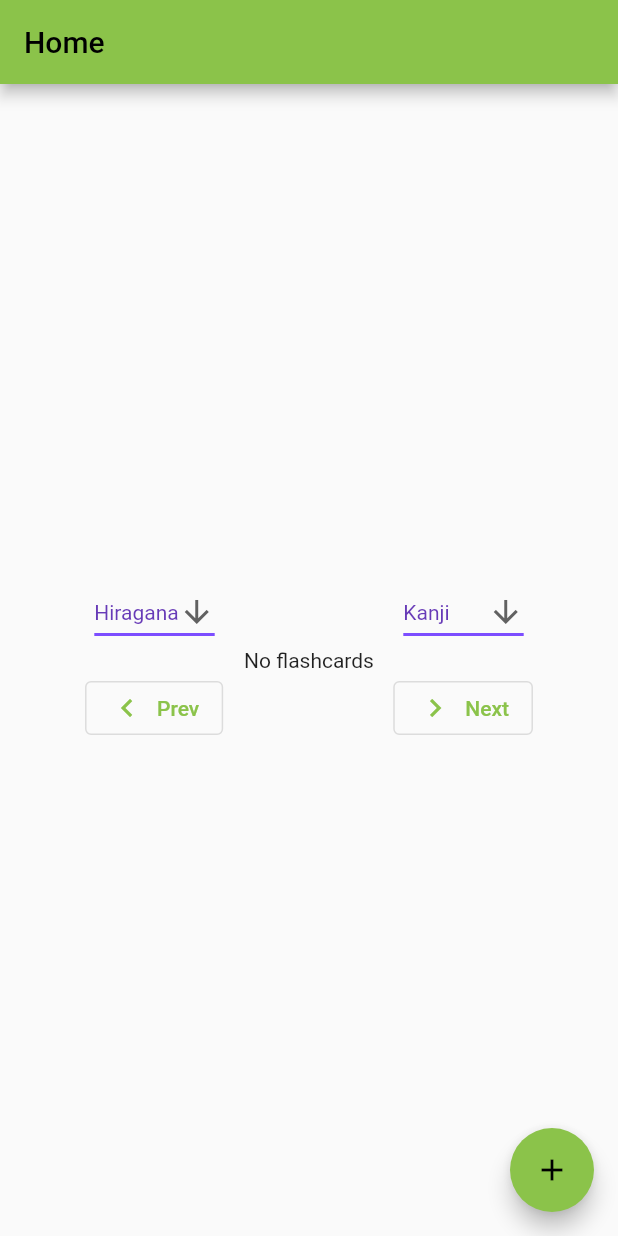
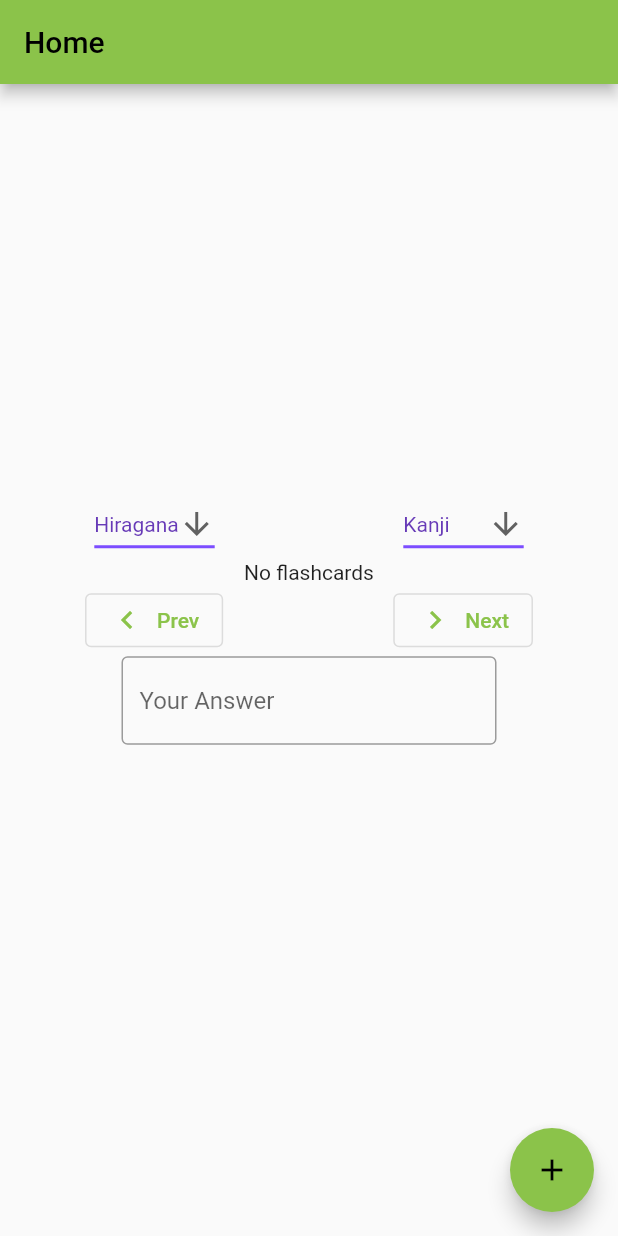
Before and after one commit to szelongq/eflashcard, a Flutter app: the screen it shows after launch, on a phone screen of 412 x 824 dp. Run offline on Flutter 3.47's test engine with Material 2 defaults, Android fonts, the light colour scheme and no system bars; our stand-ins replace cloud_firestore, firebase_core, flip_card; accounts and stored records are empty; generated files the repository leaves out were written again; statements that could not run were skipped.

Commit message:
Implement self-test functionality (#4)
* Set up firebase

* Add text input and validation

* Squashed commit of the following:

commit 9993428e05606fe476e0e7c9a3ba38b9e7bfbba7
Merge: 24b388f 346cc2d
Author: szelongq <72333104+szelongq@users.noreply.github.com>
Date:   Sat Jan 8 03:03:28 2022 +0800

    Merge pull request #3 from szelongq/gabriel/switch-writing-system

    Implement Writing System switching feature for Japanese language

commit 346cc2d8254b87038b99feb0a6883f7dff35fb9c
Author: Gabriel <77230723+gycgabriel@users.noreply.github.com>
Date:   Sat Jan 8 02:51:45 2022 +0800

    Switching made responsive

commit 27cdd9d4485fd2e2a6ea86a836d5b0827d599ae1
Author: Gabriel <77230723+gycgabriel@users.noreply.github.com>
Date:   Sat Jan 8 02:46:29 2022 +0800

    Add change writing system feature

commit 425569b267653b0895e104f33b52103aabdd59ed
Author: Gabriel <77230723+gycgabriel@users.noreply.github.com>
Date:   Sat Jan 8 01:48:14 2022 +0800

    Fix dropdown

commit 656e4aa91828643326ccbd6642a8fd29f7625a7f
Author: Gabriel <77230723+gycgabriel@users.noreply.github.com>
Date:   Sat Jan 8 00:50:35 2022 +0800

    Create dropdown

* Update self-test functionality

* Edit comment

* Delete firebase_options.dart

Co-authored-by: Gabriel <77230723+gycgabriel@users.noreply.github.com>

```diff
--- /dev/null
+++ b/lib/flashcard_test.dart
@@ -0,0 +1,81 @@
+import 'package:flutter/material.dart';
+
+class FlashcardTest extends StatefulWidget {
+  String answer = "";
+
+  FlashcardTest({Key? key}) : super(key: key);
+
+  @override
+  State<FlashcardTest> createState() => _FlashcardTestState();
+}
+
+class _FlashcardTestState extends State<FlashcardTest> {
+  String result = "";
+  Color resultColor = Colors.green;
+
+  late TextEditingController _controller;
+
+  @override
+  void initState() {
+    super.initState();
+    _controller = TextEditingController();
+  }
+
+  @override
+  void dispose() {
+    _controller.dispose();
+    super.dispose();
+  }
+
+  @override
+  Widget build(BuildContext context) {
+    return Column(mainAxisAlignment: MainAxisAlignment.spaceBetween, children: [
+      SizedBox(
+        width: 250,
+        child: TextField(
+          controller: _controller,
+          onSubmitted: (String input) async {
+            checkAnswer(input);
+          },
+          decoration: const InputDecoration(
+            border: OutlineInputBorder(),
+            hintText: 'Your Answer',
+          ),
+        ),
+      ),
+      Padding(
+        padding: const EdgeInsets.all(15.0),
+        child: Text(
+          result,
+          style: TextStyle(
+            color: resultColor,
+            fontSize: 24.0,
+          ),
+        ),
+      ),
+    ]);
+  }
+
+  // Runs whenever input is submitted from the TextField
+  void checkAnswer(String input) {
+    print("Entered: " + input + " Answer: " + widget.answer);
+    if (input == widget.answer) {
+      setState(() {
+        result = "Correct!";
+        resultColor = Colors.green;
+      });
+    } else {
+      setState(() {
+        result = "Incorrect, try again.";
+        resultColor = Colors.red;
+      });
+    }
+  }
+
+  void resetAnswer() {
+    setState(() {
+      _controller.clear();
+      result = "";
+    });
+  }
+}
--- a/lib/main.dart
+++ b/lib/main.dart
@@ -1,6 +1,7 @@
 import 'package:eflashcard/flashcard.dart';
 import 'package:eflashcard/language.dart';
 import 'package:eflashcard/writing_systems_dropdown.dart';
+import 'package:eflashcard/flashcard_test.dart';
 import 'package:flutter/foundation.dart';
 import 'package:flutter/material.dart';
 import 'package:cloud_firestore/cloud_firestore.dart';
@@ -68,13 +69,13 @@ class MyHomePage extends StatefulWidget {
 class _MyHomePageState extends State<MyHomePage> {
   int _currIndex = 0;
 
-
   static const japanese = Language(
       name: 'Japanese',
       writingSystems: {
         'hr':"Hiragana",
         'kj':'Kanji',
         'en':'English'});
+
   final List<Language> _languages = [japanese];
 
   List<Flashcard> _flashcards = [
@@ -82,11 +83,16 @@ class _MyHomePageState extends State<MyHomePage> {
   ];
   late FlashcardView flashcardView;
   String _frontWS = 'hr';
-  String _backWS = 'en';
+  String _backWS = 'kj';
 
+  FlashcardTest test = FlashcardTest();
 
   @override
   Widget build(BuildContext context) {
+    WritingSystemsDropdown _wsDropdown = WritingSystemsDropdown(
+      writingSystems: japanese.writingSystems,
+      notifyParent: updateFlashcardsFromDropdown,
+    );
 
     WritingSystemsDropdown _wsDropdown = WritingSystemsDropdown(
         writingSystems: japanese.writingSystems,
@@ -127,8 +133,9 @@ class _MyHomePageState extends State<MyHomePage> {
           children: <Widget>[
             _wsDropdown,
             StreamBuilder(
-            stream: FirebaseFirestore.instance.collection('flashcards')
-            .snapshots(),  // query firestore for flashcards documents
+                stream: FirebaseFirestore.instance
+                    .collection('flashcards')
+                    .snapshots(), // query firestore for flashcards documents
                 builder: (context, snapshot) {
                   if (!snapshot.hasData || snapshot.data == null) {
                     return const Text('Loading...');
@@ -139,9 +146,10 @@ class _MyHomePageState extends State<MyHomePage> {
                     return const Text('Error encountered. Please restart app.');
                   } else {
                     // I believe in api documentation https://firebase.google.com/docs/reference/js/v8/firebase.firestore.QuerySnapshot#docs
-                QuerySnapshot<Object?> _qs = snapshot.data as QuerySnapshot; //
+                    QuerySnapshot<Object?> _qs =
+                        snapshot.data as QuerySnapshot; //
                     // casting
-                if (_qs.size == 0) return const Text('No flashcards');  //
+                    if (_qs.size == 0) return const Text('No flashcards'); //
                     // flashcards document not found
                     List<QueryDocumentSnapshot<Object?>> _qds = _qs.docs;
                     _flashcards = [];
@@ -150,14 +158,15 @@ class _MyHomePageState extends State<MyHomePage> {
                       // https://stackoverflow.com/a/63529675
                       var _data = doc.data() as Map;
                       _flashcards.add(Flashcard(
-                      en: _data["en"],
-                      hr: _data["hr"],
-                      kj: _data["kj"]));
-                  }
-                );
-                _currIndex = (_currIndex > _flashcards.length - 1 ||
-                    _currIndex <
-                    0) ? 0 : _currIndex;
+                          en: _data["en"], hr: _data["hr"], kj: _data["kj"]));
+                    });
+                    _currIndex =
+                        (_currIndex > _flashcards.length - 1 || _currIndex < 0)
+                            ? 0
+                            : _currIndex;
+
+                    // Update the answer to the flashcard
+                    test.answer = _flashcards[_currIndex].get(_backWS);
 
                     return flashcardView = FlashcardView(
                       front: _flashcards[_currIndex].get(_frontWS),
@@ -170,19 +179,20 @@ class _MyHomePageState extends State<MyHomePage> {
               children: [
                 OutlinedButton.icon(
                     onPressed: showPrevCard,
-                  icon: Icon(Icons.chevron_left),
-                  label: Text('Prev')),
+                    icon: const Icon(Icons.chevron_left),
+                    label: const Text('Prev')),
                 OutlinedButton.icon(
                     onPressed: showNextCard,
-                    icon: Icon(Icons.chevron_right),
-                    label: Text('Next'))
+                    icon: const Icon(Icons.chevron_right),
+                    label: const Text('Next'))
               ],
             ),
+            test, // FlashcardTest Widget,
           ],
         ),
       ),
       floatingActionButton: FloatingActionButton(
-        onPressed: (){},
+        onPressed: () {},
         tooltip: 'Add Flashcard',
         child: const Icon(Icons.add),
       ), // This trailing comma makes auto-formatting nicer for build methods.
```
Also changed, not shown: 8 other files. Lines whose indentation alone changed are shown as unchanged.
